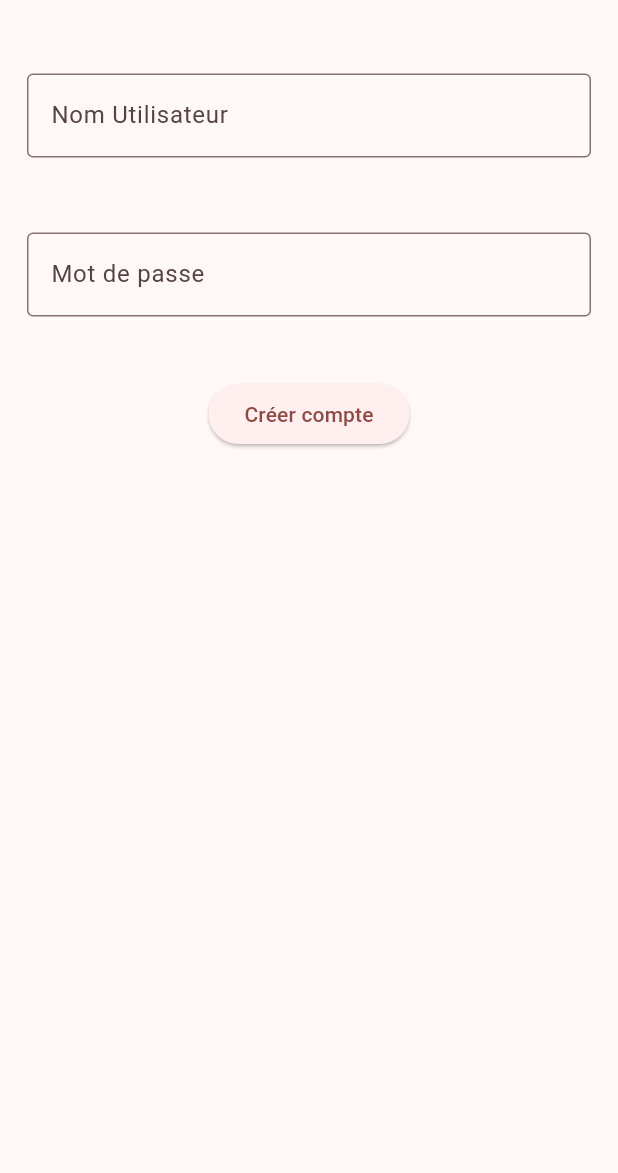
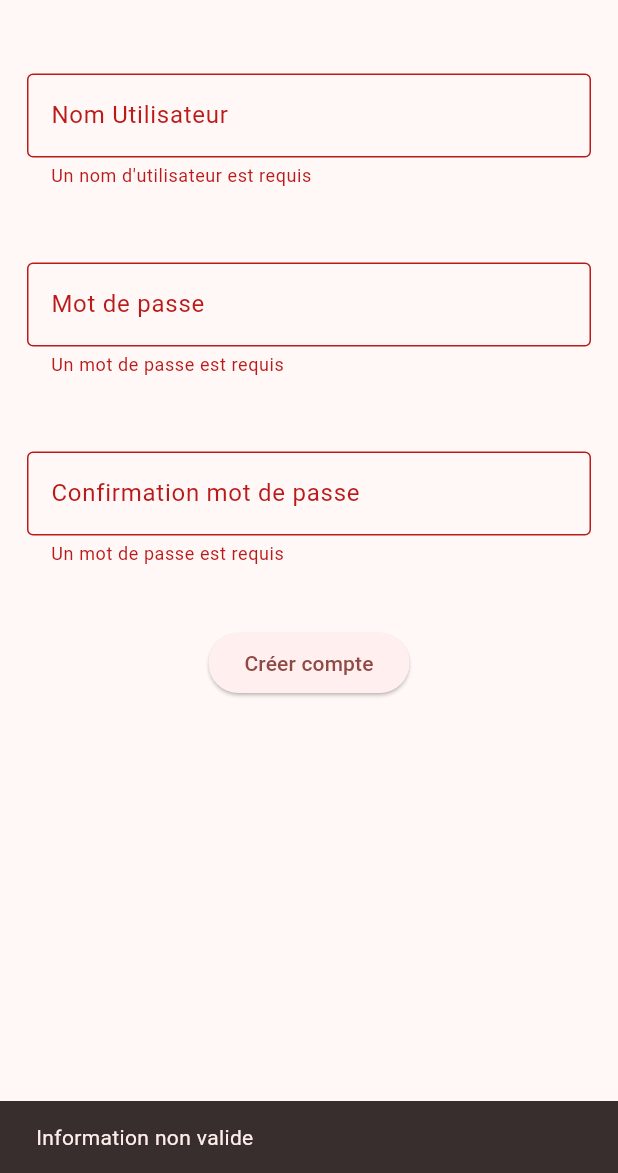
Before and after one commit to simbiss/applicationsondage, a Flutter app: the Inscription screen opened directly, after a tap on "Créer compte", on a phone screen of 412 x 824 dp, the part 63-1236 px from its top. Run offline on Flutter 3.47's test engine with Material 3 defaults, Android fonts, the phone set to English and light mode, and no system bars.

Commit message:
verification username valide, mdp identique et ajout d'un nouveau compte (Front-end à améliorer)

```diff
--- a/lib/pageInscription.dart
+++ b/lib/pageInscription.dart
@@ -1,5 +1,5 @@
 import 'package:flutter/material.dart';
-import 'pageConnection.dart';
+import 'pageConnection.dart' as pageConnection;
 import 'SourceBidon.dart' as SourceBidon;
 
 class PageInscription extends StatelessWidget {
@@ -31,10 +31,29 @@ class _InscriptionState extends State<Inscription> {
   final _formKey = GlobalKey<FormState>();
   TextEditingController nomUtilisateurController = TextEditingController();
   TextEditingController passwordController = TextEditingController();
+  TextEditingController confirmationPasswordController =
+      TextEditingController();
 
 //méthode pour vérification disponibilité du nom Utilisateur
-//..
-//..
+  bool verificationDispoNomUtilisateur(String username) {
+    for (String key in SourceBidon.infoLogin.keys) {
+      if (username == key) {
+        return true;
+      }
+    }
+    return false;
+  }
+
+  bool verificationMdpIdentique(String mdp, String confirmationMdp) {
+    if (mdp == confirmationMdp) {
+      return true;
+    }
+    return false;
+  }
+
+  void ajoutNouvelleUtilisateur(String username, String mdp) {
+    SourceBidon.infoLogin.addEntries([MapEntry(username, mdp)]);
+  }
 
   @override
   Widget build(BuildContext context) {
@@ -60,6 +79,8 @@ class _InscriptionState extends State<Inscription> {
                   validator: (value) {
                     if (value == null || value.isEmpty) {
                       return 'Un nom d\'utilisateur est requis';
+                    } else if (verificationDispoNomUtilisateur(value) == true) {
+                      return 'Nom d\'utilisateur non disponible';
                     }
                     return null;
                   },
@@ -83,10 +104,49 @@ class _InscriptionState extends State<Inscription> {
               ),
               Padding(
                 padding:
+                    const EdgeInsets.symmetric(horizontal: 8, vertical: 25),
+                child: TextFormField(
+                  controller: confirmationPasswordController,
+                  obscureText: true,
+                  decoration: const InputDecoration(
+                      border: OutlineInputBorder(),
+                      labelText: "Confirmation mot de passe"),
+                  validator: (value) {
+                    if (value == null || value.isEmpty) {
+                      return 'Un mot de passe est requis';
+                    } else if (verificationMdpIdentique(
+                            passwordController.text, value) ==
+                        false) {
+                      return 'Les mots de passe ne sont pas identique';
+                    }
+                    return null;
+                  },
+                ),
+              ),
+              Padding(
+                padding:
                     const EdgeInsets.symmetric(horizontal: 8, vertical: 16),
                 child: Center(
                   child: ElevatedButton(
-                    onPressed: () {},
+                    onPressed: () {
+                      if (_formKey.currentState!.validate()) {
+                        ajoutNouvelleUtilisateur(nomUtilisateurController.text,
+                            passwordController.text);
+
+                        Navigator.push(
+                          context,
+                          MaterialPageRoute(
+                              builder: (context) =>
+                                  pageConnection.PageConnection()),
+                        );
+                      } else {
+                        ScaffoldMessenger.of(context).showSnackBar(
+                          const SnackBar(
+                            content: Text('Information non valide'),
+                          ),
+                        );
+                      }
+                    },
                     child: const Text('Créer compte'),
                   ),
                 ),
```
